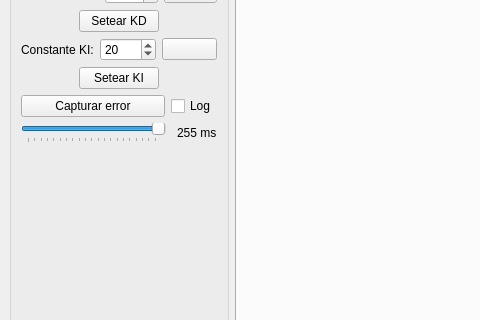
GabiAndi/Microcontroladores_2020_Autito_UI, file mainwindow.ui: the form before one commit; both pictures show x 0 to 480 and y 234 to 554 of the 1100 by 660 pixel window.
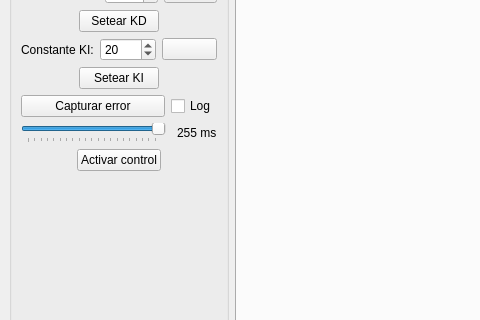
The form after the commit. Icons and pictures are not drawn. Custom widgets are drawn as their Qt base class.

Commit message: PID base

Diff of the .ui file:
```diff
--- a/mainwindow.ui
+++ b/mainwindow.ui
@@ -1021,6 +1021,43 @@
          </item>
         </layout>
        </item>
+       <item>
+        <layout class="QHBoxLayout" name="horizontalLayout_21">
+         <item>
+          <spacer name="horizontalSpacer_17">
+           <property name="orientation">
+            <enum>Qt::Horizontal</enum>
+           </property>
+           <property name="sizeHint" stdset="0">
+            <size>
+             <width>40</width>
+             <height>20</height>
+            </size>
+           </property>
+          </spacer>
+         </item>
+         <item>
+          <widget class="QPushButton" name="pushButtonControlAutomatico">
+           <property name="text">
+            <string>Activar control</string>
+           </property>
+          </widget>
+         </item>
+         <item>
+          <spacer name="horizontalSpacer_18">
+           <property name="orientation">
+            <enum>Qt::Horizontal</enum>
+           </property>
+           <property name="sizeHint" stdset="0">
+            <size>
+             <width>40</width>
+             <height>20</height>
+            </size>
+           </property>
+          </spacer>
+         </item>
+        </layout>
+       </item>
        <item>
         <spacer name="verticalSpacer">
          <property name="orientation">
```
Left out of the diff: 12 changed lines with no effect on the pictures. The commit also changes 2 other files.
